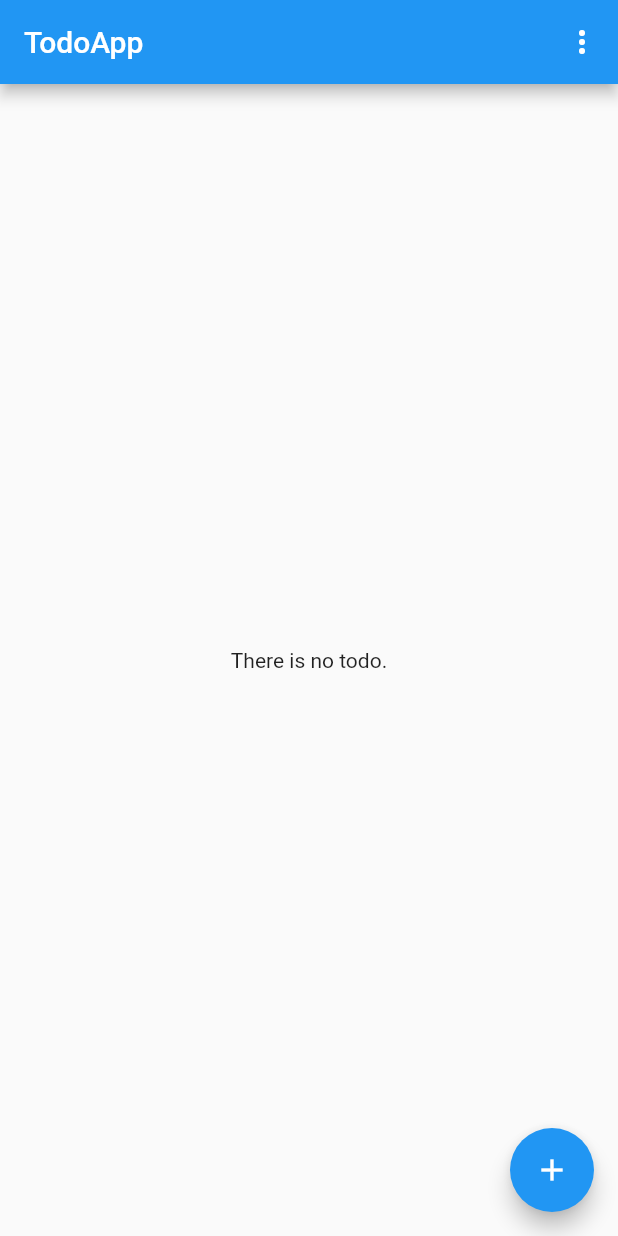
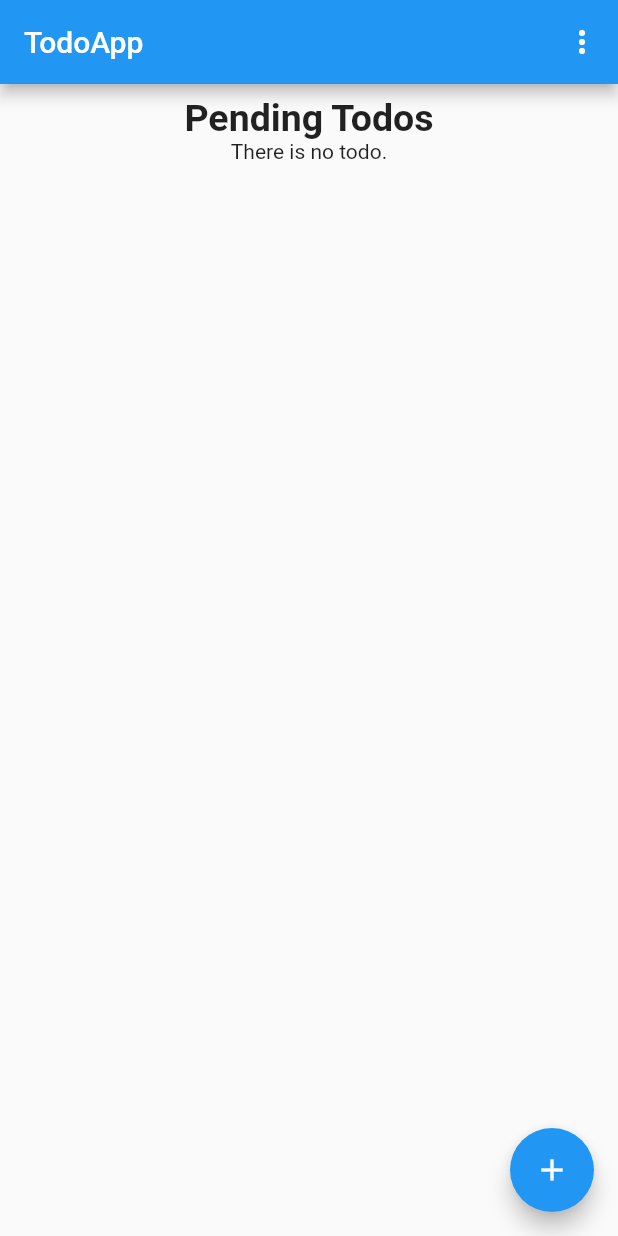
Before and after one commit to muazamhussain7/todo-app, a Flutter app: the screen it shows after launch, on a phone screen of 412 x 824 dp. Run offline on Flutter 3.47's test engine with Material 2 defaults, Android fonts, the phone set to English and light mode, and no system bars.

Commit message:
Added commonSnackBar function in new file which name is commonSnackBar.dart for avoiding code duplication in new_todo.dart and single_todo.dart files. Added heading for pending and completed todos in body.dart file. To reflect dynamic heading added isOnlyPendingTodo getter function in todos.dart model file.

```diff
--- a/lib/body.dart
+++ b/lib/body.dart
@@ -8,13 +8,31 @@ class Body extends StatelessWidget {
   @override
   Widget build(BuildContext context) {
     final todoObj = Provider.of<Todos>(context);
-    return todoObj.todos.length == 0
-        ? Center(
-            child: Text("There is no todo."),
-          )
-        : ListView.builder(
-            itemCount: todoObj.todos.length,
-            itemBuilder: (context, index) => SingleTodo(todoObj.todos[index]),
-          );
+    String todoType = todoObj.isOnlyPendingTodos ? 'Pending' : 'Completed';
+    return Column(
+      children: [
+        Padding(
+          padding: const EdgeInsets.only(top: 8.0),
+          child: Text(
+            "$todoType Todos",
+            style: TextStyle(
+              fontSize: 25.0,
+              fontWeight: FontWeight.bold,
+            ),
+          ),
+        ),
+        todoObj.todos.length == 0
+            ? Center(
+                child: Text("There is no todo."),
+              )
+            : Expanded(
+                child: ListView.builder(
+                  itemCount: todoObj.todos.length,
+                  itemBuilder: (context, index) =>
+                      SingleTodo(todoObj.todos[index]),
+                ),
+              ),
+      ],
+    );
   }
 }
--- a/lib/todos.dart
+++ b/lib/todos.dart
@@ -24,6 +24,10 @@ class Todos with ChangeNotifier {
   void showPending() {
     _isOnlyPendingTodos = true;
     notifyListeners();
+  }
+
+  bool get isOnlyPendingTodos {
+    return _isOnlyPendingTodos;
   }
 
   List<Todos> get todos {
```
Also changed, not shown: lib/commonSnackBar.dart (added, +32 -0 lines), lib/new_todo.dart (+7 -10 lines), lib/single_todo.dart (+15 -21 lines).
